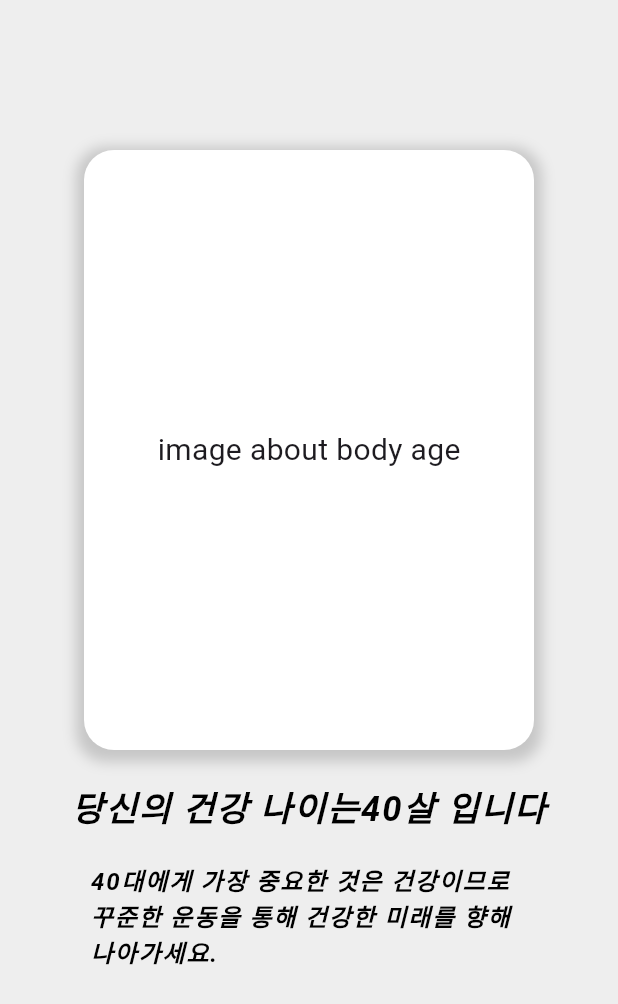
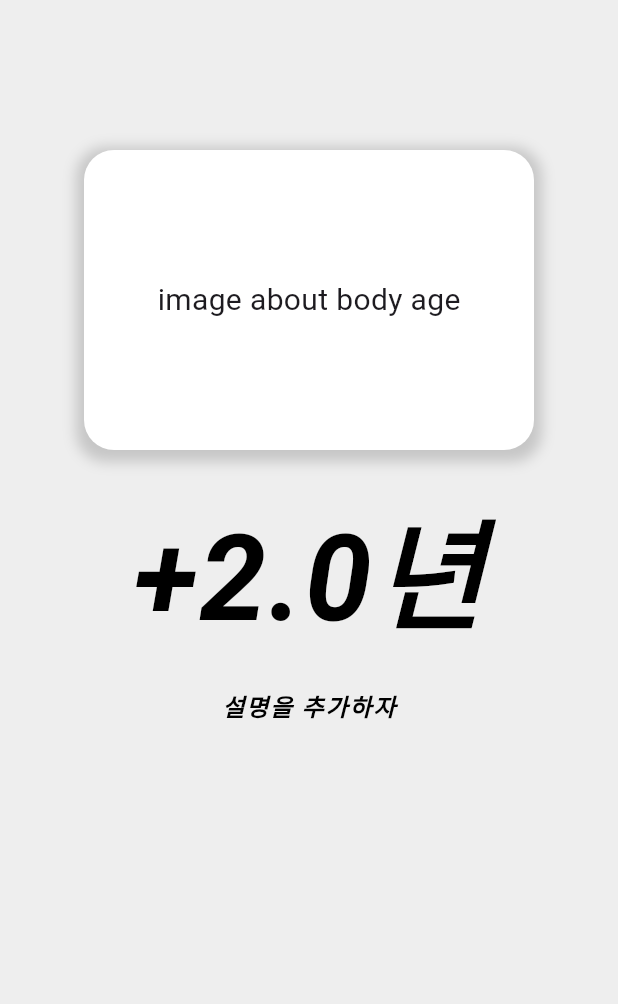
Before and after one commit to e4e6/SSGDT, a Flutter app: the BodyAgeResultScreen screen opened directly, on a phone screen of 412 x 824 dp. Shown: the top 1004 px of the screen. Run offline on Flutter 3.47's test engine with Material 3 defaults, Android fonts, the phone set to English and light mode, and no system bars; our stand-ins replace freezed_annotation; Roboto replaces fonts that are missing (Arial).

Commit message:
add: 질문 검사 결과 출력

```diff
--- /dev/null
+++ b/lib/controller/health_result_controller.dart
@@ -0,0 +1,20 @@
+import 'package:flutter/material.dart';
+import 'package:jindan/controller/question_controller.dart';
+import 'package:jindan/models/question_model/question_bundle_item.dart';
+import 'package:jindan/models/question_model/question_item.dart';
+
+class HelthResultController with ChangeNotifier{
+  double _score = 0.0;
+  double getScore({required List<QuestionBundleItem>questionBundleList}) {
+    _score = 0.0;
+    for (int i=0; i<questionBundleList.length; i++) {
+      _score += questionBundleList[i].initialScore;
+      for (int j = 0; j < questionBundleList[i].questionList.length; j++) {
+        List<QuestionItem> questionList = questionBundleList[i].questionList;
+        if (questionList[j].isChecked == true) _score += questionList[j].score;
+      }
+    }
+    return _score;
+  }
+
+}
--- a/lib/controller/question_controller.dart
+++ b/lib/controller/question_controller.dart
@@ -11,6 +11,8 @@ class QuestionController with ChangeNotifier{
     QuestionBundleItem(
       questionTitle: '식생활',
       imagePath: 'assets/image/diet.png',
+      isMultipleSelectionsAllowed: true,
+      initialScore: 4,
       questionList: [
         QuestionItem(
           questionText:
@@ -92,22 +94,24 @@ class QuestionController with ChangeNotifier{
           score: -1.0,
         ),
         QuestionItem(
-          questionText: '일주일에 1~3회이고 한 번에 소주 2홉 1병 이상.',
+          questionText: '일주일에 1번 소주 한 병 정도 마신다.',
+          score: 1.0,
+        ),
+        QuestionItem(
+          questionText: '일주일에 2~3회이고 한 번에 소주 2홉 1병 이상.',
           score: 2.0,
         ),
         QuestionItem(
           questionText: '일주일에 4회 이상, 한 번에 소주 2홉 1병 이상.',
           score: 4.0,
         ),
-        QuestionItem(
-          questionText: '2번과 3번 사이',
-          score: 1.0,
-        ),
       ],
     ),
     QuestionBundleItem(
       questionTitle: '스트레스',
       imagePath: 'assets/image/stress.png',
+      isMultipleSelectionsAllowed: true,
+      initialScore: -2,
       questionList: [
         QuestionItem(
           questionText:
@@ -183,16 +187,16 @@ class QuestionController with ChangeNotifier{
       imagePath: 'assets/image/health_checkup.png',
       questionList: [
         QuestionItem(
+          questionText: '5년에 1회 이상 건강검진을 받는다.',
+          score: 0.0,
+        ),
+        QuestionItem(
           questionText: '2 년에 1회 이상 건강검진을 받는다.',
           score: -2.0,
         ),
         QuestionItem(
           questionText: '전혀 건강검진을 받지 않는다.',
           score: 2.0,
-        ),
-        QuestionItem(
-          questionText: '2 년에 1회 이하로 건강검진을 받는다.',
-          score: 0.0,
         ),
       ],
     ),
@@ -238,6 +242,25 @@ class QuestionController with ChangeNotifier{
     ),
   ];
 
+  void changeAllQuestionCheckboxValueToFalse({required int questionBundleIndex, required int questionIndex}) {
+    final questionBundle = questionBundleList[questionBundleIndex];
+    final question = questionBundle.questionList[questionIndex];
+
+    // Toggle the checked state of the clicked checkbox
+    final newQuestion = question.copyWith(isChecked: !question.isChecked);
+
+    // Create a new list of questions with all checkboxes unchecked except the clicked one
+    final updatedQuestionList = List<QuestionItem>.from(questionBundle.questionList).map((item) {
+      return item.copyWith(isChecked: false);
+    }).toList();
+
+
+    // Update the question bundle with the updated question list
+    final newQuestionBundle = questionBundle.copyWith(questionList: updatedQuestionList);
+    questionBundleList[questionBundleIndex] = newQuestionBundle;
+
+    notifyListeners();
+  }
   void changeQuestionCheckboxValue({required int questionBundleIndex, required int questionIndex}) {
     final questionBundle = questionBundleList[questionBundleIndex];
     final question = questionBundle.questionList[questionIndex];
@@ -246,10 +269,16 @@ class QuestionController with ChangeNotifier{
 
     final newQuestionBundle = questionBundle.copyWith(
       questionList: List<QuestionItem>.from(questionBundle.questionList)
-         ..[questionIndex] = newQuestion,
+        ..[questionIndex] = newQuestion,
     );
     questionBundleList[questionBundleIndex] = newQuestionBundle;
     notifyListeners();
+  }
+  void CheckboxHandler(int questionBundleIndex, int questionIndex) {
+    if (questionBundleList[questionBundleIndex].isMultipleSelectionsAllowed == false) {
+      changeAllQuestionCheckboxValueToFalse(questionBundleIndex: questionBundleIndex, questionIndex: questionIndex);
+    }
+    changeQuestionCheckboxValue(questionBundleIndex: questionBundleIndex, questionIndex: questionIndex);
   }
 
   void changeToNextQuestionBundle() {
--- a/lib/screens/body_age_result_screen.dart
+++ b/lib/screens/body_age_result_screen.dart
@@ -1,6 +1,10 @@
 // 미완성 상태라 임시로 표시할 데이터 넣어둠
 
 import 'package:flutter/material.dart';
+import 'package:jindan/controller/health_result_controller.dart';
+import 'package:jindan/controller/question_controller.dart';
+import 'package:provider/provider.dart';
+
 
 class BodyAgeResultScreen extends StatefulWidget {
   const BodyAgeResultScreen({Key? key}) : super(key: key);
@@ -12,21 +16,27 @@ class BodyAgeResultScreen extends StatefulWidget {
 class _BodyAgeResultScreenState extends State<BodyAgeResultScreen> {
   var backgroundColor = Colors.grey[200];
   double mainWidth = 300.0;
-  double imageContainerHeight = 400.0;
+  double imageContainerHeight = 200.0;
   double sizedBoxHeightHigh = 100.0;
   double sizedBoxHeightLow = 20;
 
   @override
   Widget build(BuildContext context) {
+    var helthResultController = HelthResultController();
+    QuestionController questionControllerWatch =
+    Provider.of<QuestionController>(context, listen: true);
+
     return Scaffold(
       backgroundColor: backgroundColor,
       body: Center(
         child: Column(
           children: [
             SizedBox(height: sizedBoxHeightHigh,),
-            RoundedShadowContainer(width: mainWidth, height: imageContainerHeight, text: 'image about body age'),
+            RoundedShadowContainer(width: 300, height: imageContainerHeight, text: 'image about body age'),
             SizedBox(height: sizedBoxHeightLow,),
-            BigText(age: 40, explanation: "40대에게 가장 중요한 것은 건강이므로 꾸준한 운동을 통해 건강한 미래를 향해 나아가세요."),
+            BigText(age: helthResultController.getScore(
+                questionBundleList:questionControllerWatch.questionBundleList),
+                explanation: '설명을 추가하자'),
         ],),
       )
     );
@@ -68,7 +78,7 @@ class RoundedShadowContainer extends StatelessWidget {
 
 class BigText extends StatelessWidget {
   BigText({Key? key, required this.age, required this.explanation}) : super(key: key);
-  int age;
+  double age;
   String explanation;
 
   @override
@@ -80,9 +90,9 @@ class BigText extends StatelessWidget {
             overflow: TextOverflow.ellipsis,
             maxLines: 5,
             text: TextSpan(
-              text:'당신의 건강 나이는${age}살 입니다',
+              text: age >= 0 ? '+${age}년' : '${age}년' ,
               style: TextStyle(
-                fontSize: 23, // 텍스트 크기
+                fontSize: 80, // 텍스트 크기
                 fontWeight: FontWeight.bold, // 텍스트 굵기
                 color: Colors.black, // 텍스트 색상
                 letterSpacing: 1.2, // 글자 간격 조정
--- a/lib/screens/body_age_test_start_screen.dart
+++ b/lib/screens/body_age_test_start_screen.dart
@@ -79,7 +79,8 @@ class RoundedShadowButton extends StatelessWidget {
     return ElevatedButton(
       onPressed: () {
         Navigator.of(context).push(MaterialPageRoute(
-            builder: (context) => QuestionScreen(),));
+            builder: (context) => QuestionScreen(),)
+        );
       },
       style: ElevatedButton.styleFrom(
         fixedSize: Size(width, height),
--- a/lib/screens/question_screens/question_screen.dart
+++ b/lib/screens/question_screens/question_screen.dart
@@ -54,6 +54,10 @@ class _QuestionScreenState extends State<QuestionScreen> {
               SizedBox(width: 80,),
               ElevatedButton(
                   onPressed: () {
+                    if(questionControllerWatch.questionBundleIndex == questionControllerWatch.questionBundleList.length-1)
+                      Navigator.of(context).push(MaterialPageRoute(
+                        builder: (context) => BodyAgeResultScreen(),)
+                      );
                     questionControllerWatch.changeToNextQuestionBundle();
                   },
                   child: Text(
--- a/lib/screens/question_screens/widgets/bundle_question_widget.dart
+++ b/lib/screens/question_screens/widgets/bundle_question_widget.dart
@@ -46,6 +46,9 @@ class _BundleQuestionWidgetState extends State<BundleQuestionWidget> {
                 children: [
                   Text(questionBundleItem.questionTitle,
                       style: TextStyle(fontSize: 20)),
+                  Text(questionBundleItem.isMultipleSelectionsAllowed == true
+                      ? '(복수선택)' : '',
+                      style: TextStyle(fontSize: 20)),
                 ],
               ),
               ListView.builder(
```
Also changed, not shown: lib/screens/question_screens/widgets/single_question_widget.dart (+3 -4 lines).
